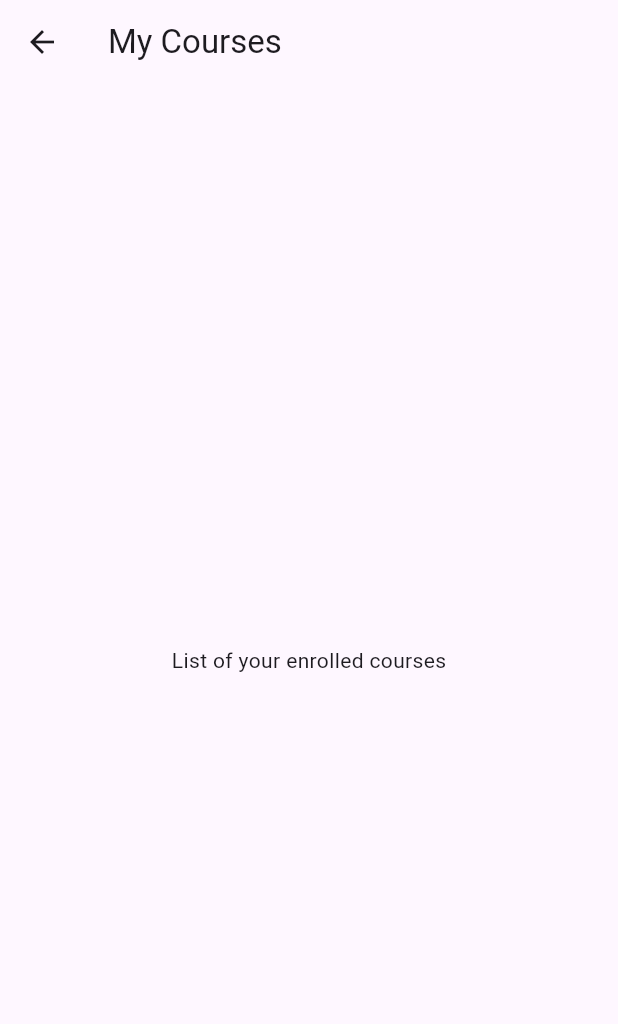
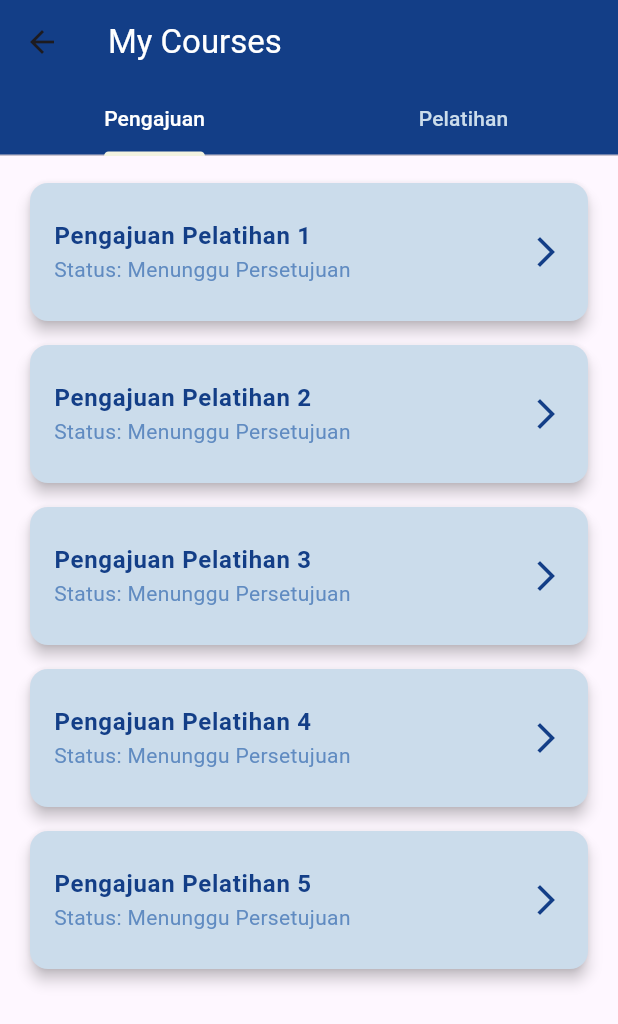
Before and after one commit to ErvanArdian/pbl_kelompok6_sertifikasipelatihan_mobile, a Flutter app: the MyCoursesPage screen opened directly, on a phone screen of 412 x 824 dp. Shown: the top 1024 px of the screen. Run offline on Flutter 3.47's test engine with Material 3 defaults, Android fonts, the light colour scheme and no system bars.

Commit message:
recently updated

```diff
--- a/lib/screens/my_courses_page.dart
+++ b/lib/screens/my_courses_page.dart
@@ -1,11 +1,141 @@
 import 'package:flutter/material.dart';
 
-class MyCoursesPage extends StatelessWidget {
+// Define color palette
+const Color lightBeige = Color(0xFFF3F3E0);
+const Color deepBlue = Color(0xFF133E87);
+const Color lightBlue = Color(0xFF608BC1);
+const Color lightGrayishBlue = Color(0xFFCBDCEB);
+
+class MyCoursesPage extends StatefulWidget {
+  @override
+  _MyCoursesPageState createState() => _MyCoursesPageState();
+}
+
+class _MyCoursesPageState extends State<MyCoursesPage>
+    with SingleTickerProviderStateMixin {
+  late TabController _tabController;
+
+  @override
+  void initState() {
+    super.initState();
+    _tabController = TabController(length: 2, vsync: this);
+  }
+
+  @override
+  void dispose() {
+    _tabController.dispose();
+    super.dispose();
+  }
+
   @override
   Widget build(BuildContext context) {
     return Scaffold(
-      appBar: AppBar(title: Text('My Courses')),
-      body: Center(child: Text('List of your enrolled courses')),
+      appBar: AppBar(
+        title: Text('My Courses', style: TextStyle(color: Colors.white)),
+        backgroundColor: deepBlue,
+        bottom: TabBar(
+          controller: _tabController,
+          tabs: [
+            Tab(text: 'Pengajuan'),
+            Tab(text: 'Pelatihan'),
+          ],
+          indicatorColor: lightBeige, // Tab indicator color
+          labelColor: Colors.white, // Color of the selected tab text
+          unselectedLabelColor:
+              lightGrayishBlue, // Color of the unselected tab text
+        ),
+      ),
+      body: TabBarView(
+        controller: _tabController,
+        children: [
+          PengajuanTab(),
+          PelatihanTab(),
+        ],
+      ),
     );
   }
 }
+
+class PengajuanTab extends StatelessWidget {
+  @override
+  Widget build(BuildContext context) {
+    return ListView.builder(
+      padding: EdgeInsets.all(10), // Add padding around the ListView
+      itemCount: 5, // Replace with the actual count of Pengajuan
+      itemBuilder: (context, index) {
+        return Card(
+          color: lightGrayishBlue, // Card background color
+          elevation: 4.0, // Card shadow for elevation
+          shape: RoundedRectangleBorder(
+            borderRadius: BorderRadius.circular(12), // Rounded corners for card
+          ),
+          margin: EdgeInsets.symmetric(vertical: 8.0, horizontal: 10.0), // Horizontal and vertical margins between cards
+          child: ListTile(
+            contentPadding: EdgeInsets.symmetric(vertical: 10, horizontal: 16), // Padding inside the card
+            title: Text(
+              'Pengajuan Pelatihan ${index + 1}',
+              style: TextStyle(
+                fontSize: 16,
+                fontWeight: FontWeight.bold,
+                color: deepBlue,
+              ),
+            ),
+            subtitle: Text(
+              'Status: Menunggu Persetujuan',
+              style: TextStyle(color: lightBlue),
+            ),
+            trailing: Icon(
+              Icons.arrow_forward_ios,
+              color: deepBlue,
+            ),
+            onTap: () {
+              // Add action on tap if necessary
+            },
+          ),
+        );
+      },
+    );
+  }
+}
+
+class PelatihanTab extends StatelessWidget {
+  @override
+  Widget build(BuildContext context) {
+    return ListView.builder(
+      padding: EdgeInsets.all(10), // Add padding around the ListView
+      itemCount: 5, // Replace with the actual count of Pelatihan
+      itemBuilder: (context, index) {
+        return Card(
+          color: lightGrayishBlue, // Card background color
+          elevation: 4.0, // Card shadow for elevation
+          shape: RoundedRectangleBorder(
+            borderRadius: BorderRadius.circular(12), // Rounded corners for card
+          ),
+          margin: EdgeInsets.symmetric(vertical: 8.0, horizontal: 10.0), // Horizontal and vertical margins between cards
+          child: ListTile(
+            contentPadding: EdgeInsets.symmetric(vertical: 10, horizontal: 16), // Padding inside the card
+            title: Text(
+              'Pelatihan ${index + 1}',
+              style: TextStyle(
+                fontSize: 16,
+                fontWeight: FontWeight.bold,
+                color: deepBlue,
+              ),
+            ),
+            subtitle: Text(
+              'Status: Sedang Berlangsung',
+              style: TextStyle(color: lightBlue),
+            ),
+            trailing: Icon(
+              Icons.arrow_forward_ios,
+              color: deepBlue,
+            ),
+            onTap: () {
+              // Add action on tap if necessary
+            },
+          ),
+        );
+      },
+    );
+  }
+}
```
